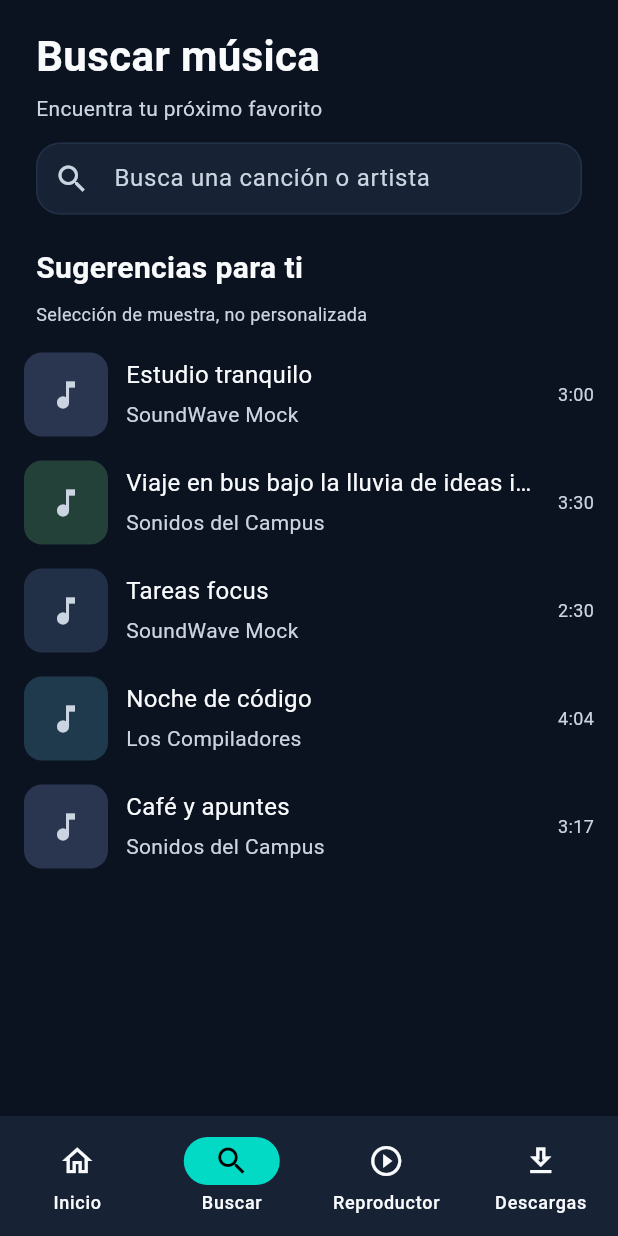
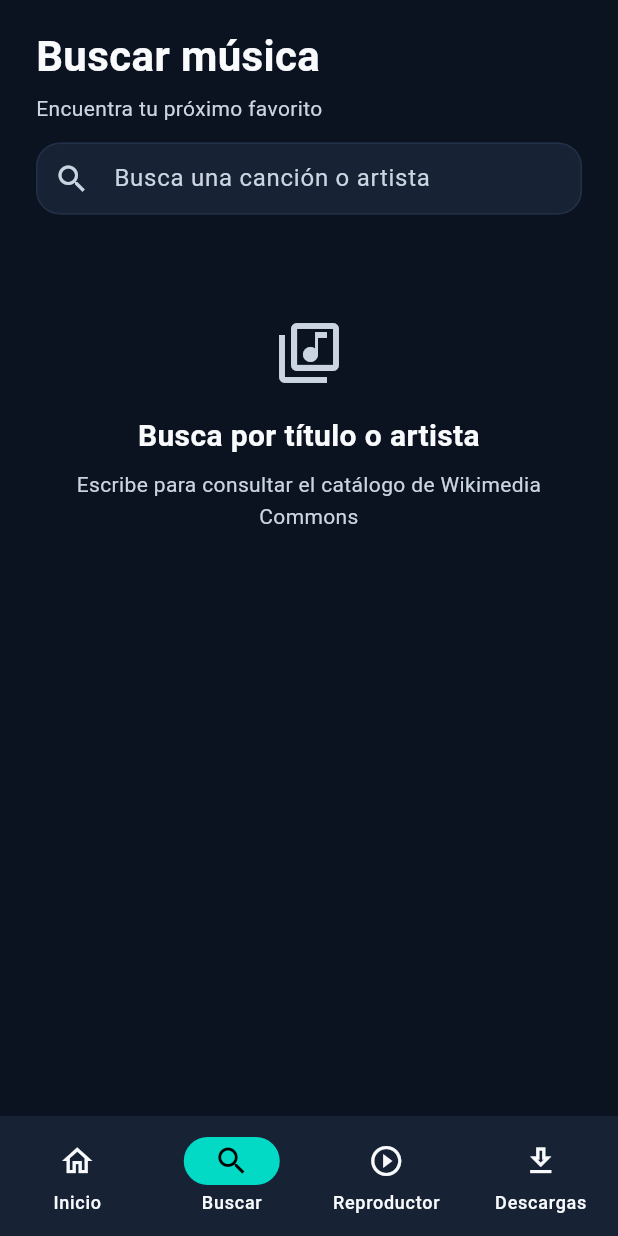
Before and after one commit to BaquiaxAntonio/pdm2026d-equipo-03-soundwave, a Flutter app: the screen it shows after launch, item 2 of the bottom bar chosen, on a phone screen of 412 x 824 dp. Run offline on Flutter 3.47's test engine with Material 3 defaults, Android fonts, the light colour scheme and no system bars; our stand-ins replace flutter_riverpod, sqflite; accounts and stored records are empty.

Commit message:
feat(search): conectar búsqueda con estados y control de concurrencia

```diff
--- a/soundwave/lib/features/search/mock_search_data.dart
+++ b/soundwave/lib/features/search/mock_search_data.dart
@@ -1,36 +1,46 @@
-import 'search_song_local.dart';
+import '../../core/models/song.dart';
 
 // Mocks locales para sugerencias y búsqueda inmediata, sin red.
 // Motivo: permite validar la pantalla sin depender de otros features.
-const List<SearchSongLocal> mockSearchSongs = [
-  SearchSongLocal(
-    id: 's1',
+const List<Song> mockSearchSongs = [
+  Song(
+    id: 'demo:s1',
     title: 'Estudio tranquilo',
     artist: 'SoundWave Mock',
-    durationSeconds: 180,
+    durationMs: 180000,
+    provider: 'demo',
+    sourceId: 's1',
   ),
-  SearchSongLocal(
-    id: 's2',
+  Song(
+    id: 'demo:s2',
     title: 'Viaje en bus bajo la lluvia de ideas interminables',
     artist: 'Sonidos del Campus',
-    durationSeconds: 210,
+    durationMs: 210000,
+    provider: 'demo',
+    sourceId: 's2',
   ),
-  SearchSongLocal(
-    id: 's3',
+  Song(
+    id: 'demo:s3',
     title: 'Tareas focus',
     artist: 'SoundWave Mock',
-    durationSeconds: 150,
+    durationMs: 150000,
+    provider: 'demo',
+    sourceId: 's3',
   ),
-  SearchSongLocal(
-    id: 's4',
+  Song(
+    id: 'demo:s4',
     title: 'Noche de código',
     artist: 'Los Compiladores',
-    durationSeconds: 244,
+    durationMs: 244000,
+    provider: 'demo',
+    sourceId: 's4',
   ),
-  SearchSongLocal(
-    id: 's5',
+  Song(
+    id: 'demo:s5',
     title: 'Café y apuntes',
     artist: 'Sonidos del Campus',
-    durationSeconds: 197,
+    durationMs: 197000,
+    provider: 'demo',
+    sourceId: 's5',
   ),
 ];
--- /dev/null
+++ b/soundwave/lib/features/search/search_controller.dart
@@ -0,0 +1,174 @@
+import 'dart:async';
+
+import 'package:flutter_riverpod/flutter_riverpod.dart';
+
+import '../../core/models/song.dart';
+import '../../core/providers/data_mode_provider.dart';
+import 'data/commons_api_client.dart';
+import 'data/commons_catalog_repository.dart';
+import 'mock_search_data.dart';
+import 'search_filter_local.dart';
+
+enum SearchViewStatus { initial, loading, results, empty, error }
+
+class SearchViewState {
+  SearchViewState({
+    required this.query,
+    required this.status,
+    required this.isDemo,
+    Iterable<Song> songs = const [],
+    this.origin,
+    this.fallbackReason,
+    this.errorMessage,
+  }) : songs = List.unmodifiable(songs);
+
+  final String query;
+  final SearchViewStatus status;
+  final bool isDemo;
+  final List<Song> songs;
+  final CatalogResultOrigin? origin;
+  final CatalogFallbackReason? fallbackReason;
+  final String? errorMessage;
+
+  String? get fallbackMessage {
+    if (origin != CatalogResultOrigin.localFallback || fallbackReason == null) {
+      return null;
+    }
+    const limitation = 'Mostrando solo canciones consultadas anteriormente.';
+    return switch (fallbackReason!) {
+      CatalogFallbackReason.network => 'Sin conexión. $limitation',
+      CatalogFallbackReason.timeout =>
+        'Commons tardó demasiado en responder. $limitation',
+      CatalogFallbackReason.authentication =>
+        'Commons rechazó la autorización de la consulta. $limitation',
+      CatalogFallbackReason.rateLimited =>
+        'Límite temporal de solicitudes de Commons. $limitation',
+      CatalogFallbackReason.serviceUnavailable =>
+        'Commons no está disponible temporalmente. $limitation',
+      CatalogFallbackReason.invalidResponse =>
+        'Commons devolvió una respuesta no válida. $limitation',
+    };
+  }
+}
+
+final searchDebounceDurationProvider = Provider<Duration>(
+  (ref) => const Duration(milliseconds: 350),
+);
+
+final searchControllerProvider =
+    NotifierProvider<SearchController, SearchViewState>(SearchController.new);
+
+class SearchController extends Notifier<SearchViewState> {
+  Timer? _debounce;
+  var _requestGeneration = 0;
+
+  @override
+  SearchViewState build() {
+    ref.onDispose(() {
+      _debounce?.cancel();
+      _requestGeneration++;
+    });
+    return _initialState(isDemo: ref.watch(dataModeProvider) == DataMode.demo);
+  }
+
+  void queryChanged(String value) {
+    _debounce?.cancel();
+    final generation = ++_requestGeneration;
+    final query = value.trim();
+    final isDemo = ref.read(dataModeProvider) == DataMode.demo;
+    if (query.isEmpty) {
+      state = _initialState(isDemo: isDemo);
+      return;
+    }
+
+    _debounce = Timer(ref.read(searchDebounceDurationProvider), () {
+      unawaited(_runSearch(query, generation, isDemo: isDemo));
+    });
+  }
+
+  Future<void> retry() {
+    final query = state.query.trim();
+    if (query.isEmpty) return Future.value();
+    _debounce?.cancel();
+    final generation = ++_requestGeneration;
+    return _runSearch(query, generation, isDemo: state.isDemo);
+  }
+
+  Future<void> _runSearch(
+    String query,
+    int generation, {
+    required bool isDemo,
+  }) async {
+    if (isDemo) {
+      final songs = filterSearchSongs(mockSearchSongs, query);
+      if (generation != _requestGeneration) return;
+      state = SearchViewState(
+        query: query,
+        status: songs.isEmpty
+            ? SearchViewStatus.empty
+            : SearchViewStatus.results,
+        isDemo: true,
+        songs: songs,
+      );
+      return;
+    }
+
+    state = SearchViewState(
+      query: query,
+      status: SearchViewStatus.loading,
+      isDemo: false,
+    );
+    try {
+      final repository = await ref.read(
+        commonsCatalogRepositoryProvider.future,
+      );
+      final outcome = await repository.searchWithContext(query);
+      if (generation != _requestGeneration) return;
+      state = SearchViewState(
+        query: query,
+        status: outcome.songs.isEmpty
+            ? SearchViewStatus.empty
+            : SearchViewStatus.results,
+        isDemo: false,
+        songs: outcome.songs,
+        origin: outcome.origin,
+        fallbackReason: outcome.fallbackReason,
+      );
+    } catch (error) {
+      if (generation != _requestGeneration) return;
+      state = SearchViewState(
+        query: query,
+        status: SearchViewStatus.error,
+        isDemo: false,
+        errorMessage: _errorMessage(error),
+      );
+    }
+  }
+
+  SearchViewState _initialState({required bool isDemo}) => SearchViewState(
+    query: '',
+    status: SearchViewStatus.initial,
+    isDemo: isDemo,
+    songs: isDemo ? mockSearchSongs : const [],
+  );
+
+  String _errorMessage(Object error) {
+    if (error is CatalogStorageException) {
+      return 'No se pudo acceder al catálogo guardado.';
+    }
+    if (error is CommonsApiException) {
+      return switch (error.failure) {
+        CommonsApiFailure.network => 'No se pudo conectar con Commons.',
+        CommonsApiFailure.timeout => 'Commons tardó demasiado en responder.',
+        CommonsApiFailure.authentication =>
+          'Commons rechazó la autorización de la consulta.',
+        CommonsApiFailure.rateLimited =>
+          'Commons limitó temporalmente las solicitudes.',
+        CommonsApiFailure.server => 'Commons no está disponible temporalmente.',
+        CommonsApiFailure.invalidResponse =>
+          'Commons devolvió una respuesta no válida.',
+      };
+    }
+    return 'No se pudo completar la búsqueda.';
+  }
+}
--- a/soundwave/lib/features/search/search_filter_local.dart
+++ b/soundwave/lib/features/search/search_filter_local.dart
@@ -1,11 +1,8 @@
-import 'search_song_local.dart';
+import '../../core/models/song.dart';
 
 // Lógica pura de filtrado por título y artista, sin widgets.
 // Motivo: se prueba sin montar UI y la pantalla la reutiliza tal cual.
-List<SearchSongLocal> filterSearchSongs(
-  List<SearchSongLocal> songs,
-  String query,
-) {
+List<Song> filterSearchSongs(List<Song> songs, String query) {
   final q = query.trim().toLowerCase();
   if (q.isEmpty) return songs;
   return songs
--- a/soundwave/lib/features/search/search_screen.dart
+++ b/soundwave/lib/features/search/search_screen.dart
@@ -1,44 +1,45 @@
 import 'package:flutter/material.dart';
+import 'package:flutter_riverpod/flutter_riverpod.dart';
 
-import 'mock_search_data.dart';
-import 'search_filter_local.dart';
-import 'search_song_local.dart';
+import '../../core/models/song.dart';
+import 'search_controller.dart';
 import 'search_theme_local.dart';
 import 'song_row_local.dart';
 
-// Pantalla de búsqueda con propuesta visual SoundWave aplicada.
-// Motivo: buscador sticky + lista desplazable; filtrado local inmediato
-// sin cargas artificiales; estados inicial / resultados / vacío claros.
-class SearchScreen extends StatefulWidget {
+class SearchScreen extends ConsumerStatefulWidget {
   const SearchScreen({super.key});
 
   @override
-  State<SearchScreen> createState() => _SearchScreenState();
+  ConsumerState<SearchScreen> createState() => _SearchScreenState();
 }
 
-class _SearchScreenState extends State<SearchScreen> {
-  final _controller = TextEditingController();
+class _SearchScreenState extends ConsumerState<SearchScreen> {
+  final _textController = TextEditingController();
 
   @override
   void dispose() {
-    _controller.dispose();
+    _textController.dispose();
     super.dispose();
+  }
+
+  void _clearSearch() {
+    _textController.clear();
+    ref.read(searchControllerProvider.notifier).queryChanged('');
   }
 
   @override
   Widget build(BuildContext context) {
+    final search = ref.watch(searchControllerProvider);
     return Scaffold(
       backgroundColor: SearchThemeLocal.background,
       body: SafeArea(
         child: LayoutBuilder(
           builder: (context, constraints) {
-            // Margen 24 habitual, 16 en pantallas muy estrechas.
             final horizontal = constraints.maxWidth < 360
                 ? SearchThemeLocal.space16
                 : SearchThemeLocal.space24;
             return Center(
               child: ConstrainedBox(
-                // En ventanas amplias limita y centra para evitar filas largas.
                 constraints: const BoxConstraints(maxWidth: 640),
                 child: Column(
                   crossAxisAlignment: CrossAxisAlignment.start,
@@ -50,24 +51,26 @@ class _SearchScreenState extends State<SearchScreen> {
                         horizontal,
                         SearchThemeLocal.space12,
                       ),
-                      // Encabezado compacto para no restar espacio a la lista.
-                      child: const Column(
+                      child: Column(
                         crossAxisAlignment: CrossAxisAlignment.start,
                         mainAxisSize: MainAxisSize.min,
                         children: [
-                          Text(
+                          const Text(
                             'Buscar música',
                             style: SearchThemeLocal.screenTitle,
                           ),
-                          SizedBox(height: SearchThemeLocal.space4),
-                          Text(
+                          const SizedBox(height: SearchThemeLocal.space4),
+                          const Text(
                             'Encuentra tu próximo favorito',
                             style: SearchThemeLocal.artist,
                           ),
+                          if (search.isDemo) ...[
+                            const SizedBox(height: SearchThemeLocal.space8),
+                            const _DemoBadge(),
+                          ],
                         ],
                       ),
                     ),
-                    // Buscador siempre visible; la lista desplaza debajo.
                     Padding(
                       padding: EdgeInsets.symmetric(horizontal: horizontal),
                       child: TextSelectionTheme(
@@ -77,11 +80,14 @@ class _SearchScreenState extends State<SearchScreen> {
                           selectionHandleColor: SearchThemeLocal.accent,
                         ),
                         child: ListenableBuilder(
-                          listenable: _controller,
+                          listenable: _textController,
                           builder: (context, _) {
-                            final hasText = _controller.text.isNotEmpty;
+                            final hasText = _textController.text.isNotEmpty;
                             return TextField(
-                              controller: _controller,
+                              controller: _textController,
+                              onChanged: ref
+                                  .read(searchControllerProvider.notifier)
+                                  .queryChanged,
                               style: const TextStyle(
                                 fontSize: 16,
                                 color: SearchThemeLocal.textPrimary,
@@ -94,7 +100,6 @@ class _SearchScreenState extends State<SearchScreen> {
                                     suffixIcon: hasText
                                         ? IconButton(
                                             tooltip: 'Limpiar búsqueda',
-                                            // Área táctil mínima 48x48.
                                             constraints: const BoxConstraints(
                                               minWidth: 48,
                                               minHeight: 48,
@@ -102,7 +107,7 @@ class _SearchScreenState extends State<SearchScreen> {
                                             icon: const Icon(Icons.clear),
                                             color:
                                                 SearchThemeLocal.textSecondary,
-                                            onPressed: _controller.clear,
+                                            onPressed: _clearSearch,
                                           )
                                         : null,
                                   ),
@@ -112,25 +117,7 @@ class _SearchScreenState extends State<SearchScreen> {
                       ),
                     ),
                     const SizedBox(height: SearchThemeLocal.space12),
-                    Expanded(
-                      child: ListenableBuilder(
-                        listenable: _controller,
-                        builder: (context, _) {
-                          final query = _controller.text;
-                          final results = filterSearchSongs(
-                            mockSearchSongs,
-                            query,
-                          );
-                          if (query.trim().isEmpty) {
-                            return _SuggestionsList(results: results);
-                          }
-                          if (results.isEmpty) {
-                            return const _EmptyState();
-                          }
-                          return _ResultsList(results: results);
-                        },
-                      ),
-                    ),
+                    Expanded(child: _SearchContent(state: search)),
                   ],
                 ),
               ),
@@ -142,10 +129,93 @@ class _SearchScreenState extends State<SearchScreen> {
   }
 }
 
+class _DemoBadge extends StatelessWidget {
+  const _DemoBadge();
+
+  @override
+  Widget build(BuildContext context) {
+    return Container(
+      padding: const EdgeInsets.symmetric(
+        horizontal: SearchThemeLocal.space8,
+        vertical: SearchThemeLocal.space4,
+      ),
+      decoration: BoxDecoration(
+        color: SearchThemeLocal.surfaceElevated,
+        borderRadius: BorderRadius.circular(SearchThemeLocal.buttonRadius),
+        border: Border.all(color: SearchThemeLocal.accent),
+      ),
+      child: const Text(
+        'Modo demostración: catálogo de muestra',
+        style: TextStyle(
+          color: SearchThemeLocal.accent,
+          fontSize: 12,
+          fontWeight: FontWeight.w600,
+        ),
+      ),
+    );
+  }
+}
+
+class _SearchContent extends StatelessWidget {
+  const _SearchContent({required this.state});
+
+  final SearchViewState state;
+
+  @override
+  Widget build(BuildContext context) {
+    final notice = state.fallbackMessage;
+    return Column(
+      children: [
+        if (notice != null) _CatalogNotice(message: notice),
+        Expanded(child: _content()),
+      ],
+    );
+  }
+
+  Widget _content() => switch (state.status) {
+    SearchViewStatus.initial when state.isDemo => _SuggestionsList(
+      results: state.songs,
+    ),
+    SearchViewStatus.initial => const _InitialState(),
+    SearchViewStatus.loading => const _LoadingState(),
+    SearchViewStatus.results => _ResultsList(results: state.songs),
+    SearchViewStatus.empty => const _EmptyState(),
+    SearchViewStatus.error => _ErrorState(
+      message: state.errorMessage ?? 'No se pudo completar la búsqueda.',
+    ),
+  };
+}
+
+class _CatalogNotice extends StatelessWidget {
+  const _CatalogNotice({required this.message});
+
+  final String message;
+
+  @override
+  Widget build(BuildContext context) {
+    return Container(
+      width: double.infinity,
+      margin: const EdgeInsets.fromLTRB(
+        SearchThemeLocal.space24,
+        0,
+        SearchThemeLocal.space24,
+        SearchThemeLocal.space8,
+      ),
+      padding: const EdgeInsets.all(SearchThemeLocal.space12),
+      decoration: BoxDecoration(
+        color: SearchThemeLocal.surface,
+        borderRadius: BorderRadius.circular(SearchThemeLocal.buttonRadius),
+        border: Border.all(color: SearchThemeLocal.surfaceElevated),
+      ),
+      child: Text(message, style: SearchThemeLocal.artist),
+    );
+  }
+}
+
 class _SuggestionsList extends StatelessWidget {
-  final List<SearchSongLocal> results;
+  const _SuggestionsList({required this.results});
 
-  const _SuggestionsList({required this.results});
+  final List<Song> results;
 
   @override
   Widget build(BuildContext context) {
@@ -165,7 +235,6 @@ class _SuggestionsList extends StatelessWidget {
         const Padding(
           padding: EdgeInsets.symmetric(horizontal: SearchThemeLocal.space24),
           child: Text(
-            // No se presenta como personalización real.
             'Selección de muestra, no personalizada',
             style: SearchThemeLocal.auxiliary,
           ),
@@ -178,9 +247,9 @@ class _SuggestionsList extends StatelessWidget {
 }
 
 class _ResultsList extends StatelessWidget {
-  final List<SearchSongLocal> results;
+  const _ResultsList({required this.results});
 
-  const _ResultsList({required this.results});
+  final List<Song> results;
 
   @override
   Widget build(BuildContext context) {
@@ -210,33 +279,116 @@ class _ResultsList extends StatelessWidget {
   }
 }
 
+class _InitialState extends StatelessWidget {
+  const _InitialState();
+
+  @override
+  Widget build(BuildContext context) {
+    return const _CenteredState(
+      icon: Icons.library_music_outlined,
+      semanticLabel: 'Buscar en Commons',
+      title: 'Busca por título o artista',
+      message: 'Escribe para consultar el catálogo de Wikimedia Commons',
+    );
+  }
+}
+
+class _LoadingState extends StatelessWidget {
+  const _LoadingState();
+
+  @override
+  Widget build(BuildContext context) {
+    return const Center(
+      child: CircularProgressIndicator(
+        color: SearchThemeLocal.accent,
+        semanticsLabel: 'Buscando canciones',
+      ),
+    );
+  }
+}
+
 class _EmptyState extends StatelessWidget {
   const _EmptyState();
 
   @override
   Widget build(BuildContext context) {
+    return const _CenteredState(
+      icon: Icons.search_off,
+      semanticLabel: 'Sin resultados',
+      title: 'No encontramos canciones',
+      message: 'Prueba con otro título o artista',
+    );
+  }
+}
+
+class _ErrorState extends ConsumerWidget {
+  const _ErrorState({required this.message});
+
+  final String message;
+
+  @override
+  Widget build(BuildContext context, WidgetRef ref) {
+    return _CenteredState(
+      icon: Icons.error_outline,
+      semanticLabel: 'Error de búsqueda',
+      title: 'No pudimos buscar',
+      message: message,
+      action: FilledButton.icon(
+        style: FilledButton.styleFrom(
+          backgroundColor: SearchThemeLocal.accent,
+          foregroundColor: SearchThemeLocal.onAccent,
+        ),
+        onPressed: () => ref.read(searchControllerProvider.notifier).retry(),
+        icon: const Icon(Icons.refresh),
+        label: const Text('Reintentar'),
+      ),
+    );
+  }
+}
+
+class _CenteredState extends StatelessWidget {
+  const _CenteredState({
+    required this.icon,
+    required this.semanticLabel,
+    required this.title,
+    required this.message,
+    this.action,
+  });
+
+  final IconData icon;
+  final String semanticLabel;
+  final String title;
+  final String message;
+  final Widget? action;
+
+  @override
+  Widget build(BuildContext context) {
     return ListView(
       padding: const EdgeInsets.all(SearchThemeLocal.space24),
-      children: const [
-        SizedBox(height: SearchThemeLocal.space32),
+      children: [
+        const SizedBox(height: SearchThemeLocal.space32),
         Icon(
-          Icons.search_off,
+          icon,
           size: 48,
           color: SearchThemeLocal.textSecondary,
-          semanticLabel: 'Sin resultados',
+          semanticLabel: semanticLabel,
         ),
-        SizedBox(height: SearchThemeLocal.space16),
+        const SizedBox(height: SearchThemeLocal.space16),
         Text(
-          'No encontramos canciones',
+          title,
           style: SearchThemeLocal.sectionTitle,
           textAlign: TextAlign.center,
         ),
-        SizedBox(height: SearchThemeLocal.space8),
+        const SizedBox(height: SearchThemeLocal.space8),
         Text(
-          'Prueba con otro título o artista',
+          message,
           style: SearchThemeLocal.artist,
           textAlign: TextAlign.center,
         ),
+        if (action != null) ...[
+          const SizedBox(height: SearchThemeLocal.space16),
+          Center(child: action),
+        ],
       ],
     );
   }
--- a/soundwave/lib/features/search/song_row_local.dart
+++ b/soundwave/lib/features/search/song_row_local.dart
@@ -1,7 +1,7 @@
 import 'package:flutter/material.dart';
 
+import '../../core/models/song.dart';
 import 'cover_placeholder_local.dart';
-import 'search_song_local.dart';
 import 'search_theme_local.dart';
 
 // Fila limpia sin tarjeta: portada + centro flexible + duración.
@@ -9,7 +9,7 @@ import 'search_theme_local.dart';
 // o texto ampliado (Expanded + ellipsis). Sin onTap ni efecto ripple
 // porque la fila no reproduce ni navega todavía.
 class SongRowLocal extends StatelessWidget {
-  final SearchSongLocal song;
+  final Song song;
 
   const SongRowLocal({super.key, required this.song});
 
```
Also changed, not shown: 2 other files.
